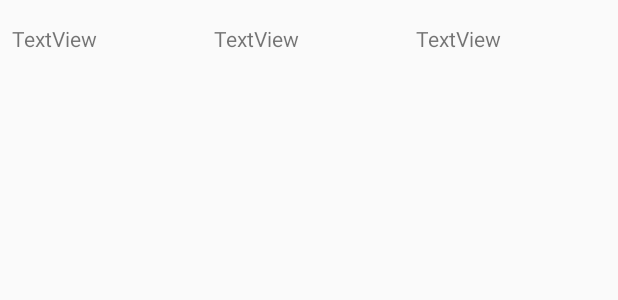
After one commit to lina94/UserActivityRecognition, an Android app: the layout activity_db_test_row.xml on its own in the app's theme, with its tools: preview values and no code run, on a phone screen of 412 x 824 dp. The commit adds this screen. Shown: the top 300 px of the screen. Run offline under Robolectric (Android 15) with nearby library versions, the phone set to English and light mode, and no system bars.

Commit message:
Added test activity to debug the activity recognition.

```diff
--- a/app/build.gradle
+++ b/app/build.gradle
@@ -27,12 +27,12 @@ dependencies {
     androidTestCompile('com.android.support.test.espresso:espresso-core:2.2.2', {
         exclude group: 'com.android.support', module: 'support-annotations'
     })
+
+
     compile 'com.google.android.gms:play-services-location:10.2.1'
     compile 'com.android.support:appcompat-v7:25.3.1'
     compile 'com.android.support.constraint:constraint-layout:1.0.2'
     compile 'com.android.support:design:25.3.1'
-
+    testCompile 'junit:junit:4.12'
     debugCompile 'com.amitshekhar.android:debug-db:1.0.0'
-
-    testCompile 'junit:junit:4.12'
 }
--- a/app/src/main/AndroidManifest.xml
+++ b/app/src/main/AndroidManifest.xml
@@ -26,5 +26,8 @@
             android:exported="false" />
 
         <service android:name=".ActivityRecognizedService" />
+
+        <activity android:name=".DbTestActivity"></activity>
     </application>
+
 </manifest>
--- a/app/src/main/java/edu/aubg/useractivityrecognition/MainActivity.java
+++ b/app/src/main/java/edu/aubg/useractivityrecognition/MainActivity.java
@@ -49,7 +49,6 @@ public class MainActivity extends AppCompatActivity implements GoogleApiClient.C
         actionImage = (ImageView) findViewById(R.id.actionImage);
         actionDescription = (TextView) findViewById(R.id.actionDescription);
 
-
         int lastActivityType = getLastActivityType();
         setImageAndDescription(lastActivityType);
     }
@@ -61,6 +60,9 @@ public class MainActivity extends AppCompatActivity implements GoogleApiClient.C
         ActivityRecognition.ActivityRecognitionApi.requestActivityUpdates(mApiClient, 3000, pendingIntent);
 
         Log.d("Connected:", "yes");
+
+        Intent intentDb = new Intent(this, DbTestActivity.class);
+        startActivity(intentDb);
 
         getLoaderManager().initLoader(ACTIVITY_LOADER, null, this);
     }
--- /dev/null
+++ b/app/src/main/res/layout/activity_db_test_row.xml
@@ -0,0 +1,47 @@
+<?xml version="1.0" encoding="utf-8"?>
+<android.support.constraint.ConstraintLayout xmlns:android="http://schemas.android.com/apk/res/android"
+    xmlns:app="http://schemas.android.com/apk/res-auto"
+    xmlns:tools="http://schemas.android.com/tools"
+    android:id="@+id/activity_db_test_row"
+    android:layout_width="match_parent"
+    android:layout_height="wrap_content">
+
+    <TextView
+        android:id="@+id/activity_type"
+        android:layout_width="0dp"
+        android:layout_height="wrap_content"
+        android:layout_marginLeft="8dp"
+        android:layout_marginTop="16dp"
+        android:text="TextView"
+        app:layout_constraintHorizontal_chainStyle="spread_inside"
+        app:layout_constraintLeft_toLeftOf="parent"
+        app:layout_constraintRight_toLeftOf="@+id/activity_confidence"
+        app:layout_constraintTop_toTopOf="parent"
+        tools:layout_constraintTop_creator="1" />
+
+    <TextView
+        android:id="@id/activity_confidence"
+        android:layout_width="0dp"
+        android:layout_height="wrap_content"
+        android:layout_marginLeft="8dp"
+        android:layout_marginRight="8dp"
+        android:layout_marginTop="16dp"
+        android:text="TextView"
+        app:layout_constraintLeft_toRightOf="@id/activity_type"
+        app:layout_constraintRight_toLeftOf="@+id/activity_starttime"
+        app:layout_constraintTop_toTopOf="parent"
+        tools:layout_constraintTop_creator="1" />
+
+    <TextView
+        android:id="@id/activity_starttime"
+        android:layout_width="0dp"
+        android:layout_height="wrap_content"
+        android:layout_marginLeft="0dp"
+        android:layout_marginRight="8dp"
+        android:layout_marginTop="16dp"
+        android:text="TextView"
+        app:layout_constraintLeft_toRightOf="@id/activity_confidence"
+        app:layout_constraintRight_toRightOf="parent"
+        app:layout_constraintTop_toTopOf="parent"
+        tools:layout_constraintTop_creator="1" />
+</android.support.constraint.ConstraintLayout>
```
Also changed, not shown: app/src/main/java/edu/aubg/useractivityrecognition/ActivityDbTestAdapter.java (added, +68 -0 lines), app/src/main/java/edu/aubg/useractivityrecognition/ActivityRecognizedService.java (+10 -0 lines), app/src/main/java/edu/aubg/useractivityrecognition/DbTestActivity.java (added, +105 -0 lines), app/src/main/java/edu/aubg/useractivityrecognition/data/ActivityContract.java (+36 -0 lines), app/src/main/java/edu/aubg/useractivityrecognition/data/ActivityDbHelper.java (+16 -1 lines), app/src/main/java/edu/aubg/useractivityrecognition/data/ActivityProvider.java (+28 -0 lines), app/src/main/res/layout/activity_db_test.xml (added, +20 -0 lines).
